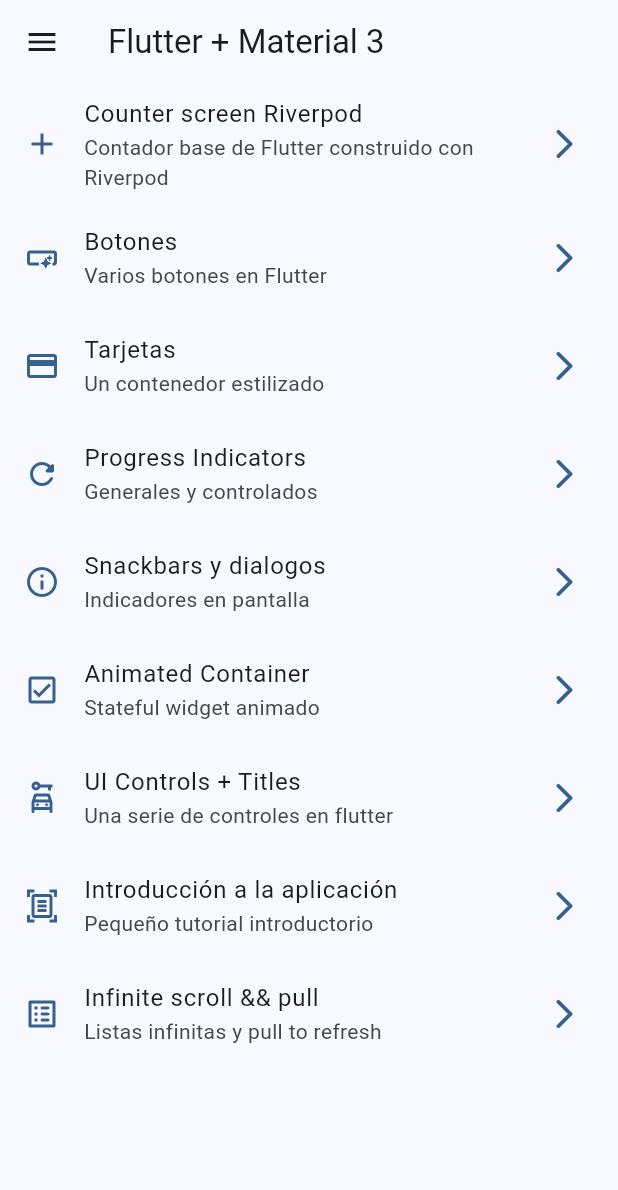
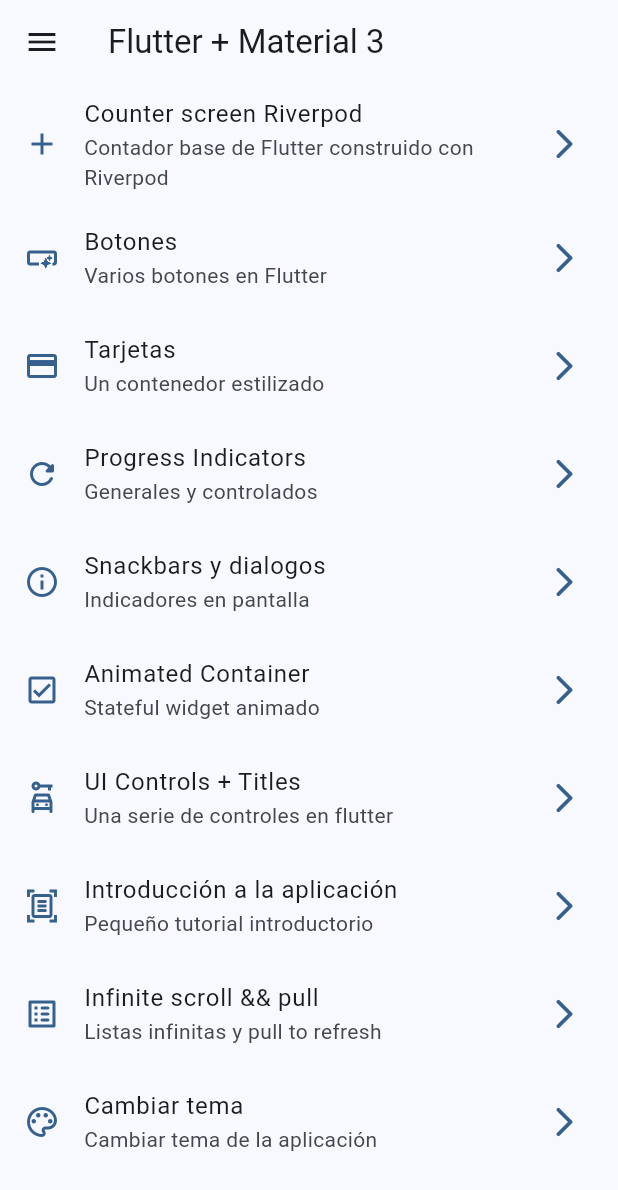
Before and after one commit to luis-bzk/widgets-app, a Flutter app: the screen it shows after launch, on a phone screen of 412 x 824 dp. Shown: the top 1190 px of the screen. Run offline on Flutter 3.47's test engine with Material 2 defaults, Android fonts, the phone set to English and light mode, and no system bars; our stand-ins replace animate_do, flutter_riverpod, go_router.

Commit message:
colors provider

```diff
--- a/lib/config/menu/menu_items.dart
+++ b/lib/config/menu/menu_items.dart
@@ -59,4 +59,9 @@ const appMenuItems = <MenuItem>[
       subTitle: 'Listas infinitas y pull to refresh',
       link: '/infinite',
       icon: Icons.list_alt_rounded),
+  MenuItem(
+      title: 'Cambiar tema',
+      subTitle: 'Cambiar tema de la aplicación',
+      link: '/teme-changer',
+      icon: Icons.color_lens_outlined),
 ];
--- a/lib/config/router/app_router.dart
+++ b/lib/config/router/app_router.dart
@@ -55,5 +55,10 @@ final appRouter = GoRouter(
       name: CounterScreen.name,
       builder: (context, state) => const CounterScreen(),
     ),
+    GoRoute(
+      path: '/teme-changer',
+      name: ThemeChangerScreen.name,
+      builder: (context, state) => const ThemeChangerScreen(),
+    ),
   ],
 );
--- a/lib/presentation/providers/theme_provider.dart
+++ b/lib/presentation/providers/theme_provider.dart
@@ -1,4 +1,8 @@
 import 'package:flutter_riverpod/flutter_riverpod.dart';
+import 'package:widgets_app/config/theme/app_theme.dart';
 
 final StateProvider<bool> darkModeProvider =
     StateProvider<bool>((ref) => false);
+
+// colors
+final colorListProvider = Provider((ref) => colorList);
--- a/lib/presentation/screens/screens.dart
+++ b/lib/presentation/screens/screens.dart
@@ -8,3 +8,4 @@ export 'package:widgets_app/presentation/screens/progress/progress_screen.dart';
 export 'package:widgets_app/presentation/screens/snackbar/snackbar_screen.dart';
 export 'package:widgets_app/presentation/screens/ui_controls/ui_controls_screen.dart';
 export 'package:widgets_app/presentation/screens/counter/counter_screen.dart';
+export "package:widgets_app/presentation/screens/theme_changer/theme_changer.dart";
```
Also changed, not shown: lib/presentation/screens/theme_changer/theme_changer.dart (added, +59 -0 lines).
